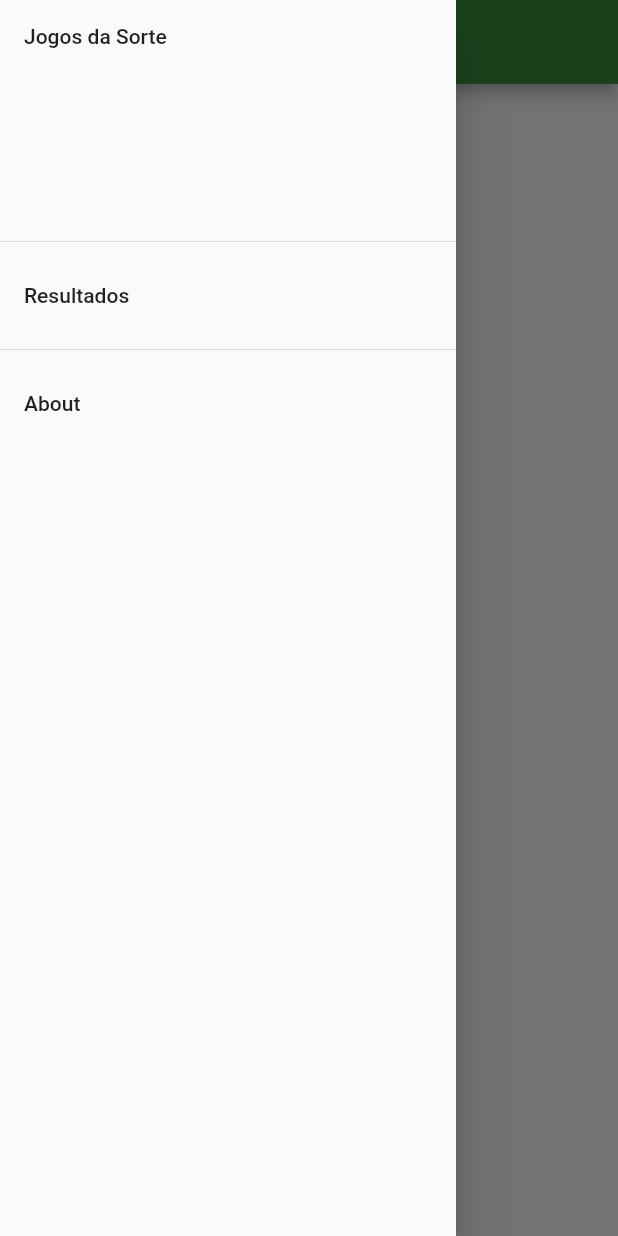
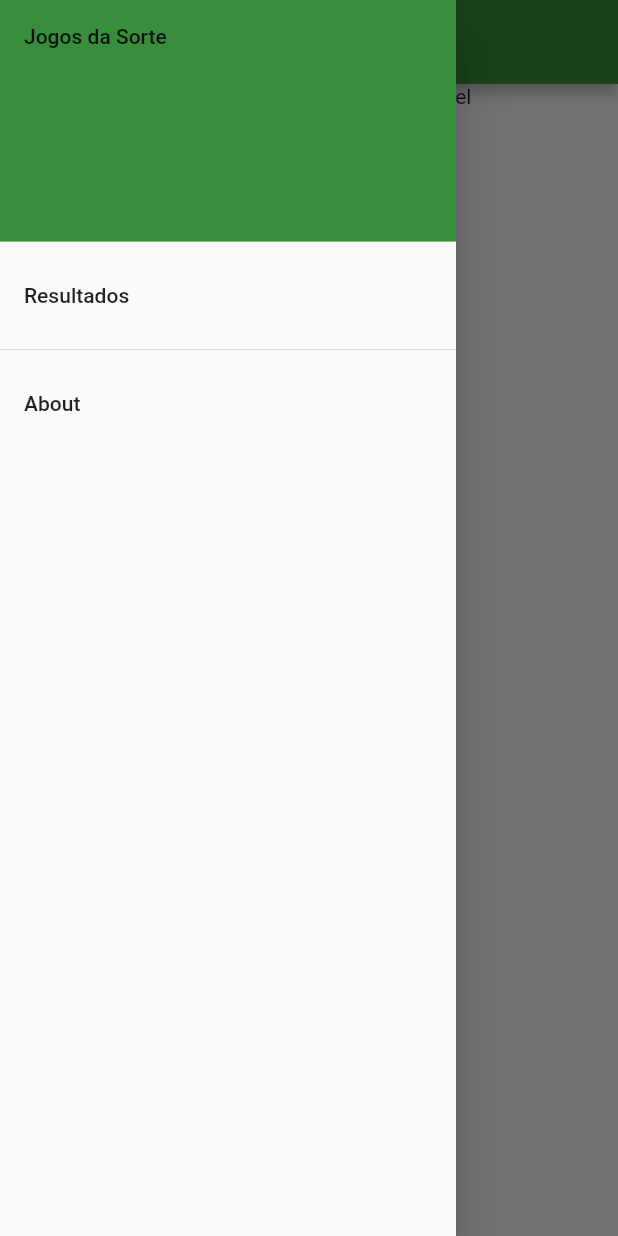
Before and after one commit to ricardojrgpimentel/jogos_da_sorte, a Flutter app: the About screen opened by its route, with the side drawer open, on a phone screen of 412 x 824 dp. Run offline on Flutter 3.47's test engine with Material 2 defaults, Android fonts, the phone set to English and light mode, and no system bars.

Commit message:
added info to about screen and small visual change to drawer

```diff
--- a/lib/about.dart
+++ b/lib/about.dart
@@ -5,18 +5,25 @@ class About extends StatelessWidget {
   @override
   Widget build(BuildContext context) {
     return Scaffold(
-      appBar: AppBar(
-        title: Text('Sobre'),
-        backgroundColor: Colors.green[700],
-      ),
-      drawer: Sidebar(),
-      body: Center(
-          child: RaisedButton(
-        child: Text('Launch screen'),
-        onPressed: () {
-          Navigator.pop(context, true);
-        },
-      )),
-    );
+        appBar: AppBar(
+          title: Text('Sobre'),
+          backgroundColor: Colors.green[700],
+        ),
+        drawer: Sidebar(),
+        body: ListView(
+          children: <Widget>[
+            Column(
+              children: <Widget>[
+                Text('Desenvolvido por Ricardo Pimentel'),
+                Text('Com base na framework Flutter')
+              ],
+            ),
+            ListTile(
+              leading: Icon(Icons.info_outline),
+              title: Text('Jogos da Sorte'),
+              subtitle: Text('Versão: 1.0'),
+            )
+          ],
+        ));
   }
 }
--- a/lib/utils/sidebar.dart
+++ b/lib/utils/sidebar.dart
@@ -7,8 +7,10 @@ class Sidebar extends StatelessWidget {
         child: new ListView(
       children: <Widget>[
         new DrawerHeader(
-          child: new Text('Jogos da Sorte'),
-        ),
+            child: new Text('Jogos da Sorte'),
+            decoration: BoxDecoration(
+              color: Colors.green[700],
+            )),
         new ListTile(
           title: new Text('Resultados'),
           onTap: () {
```
